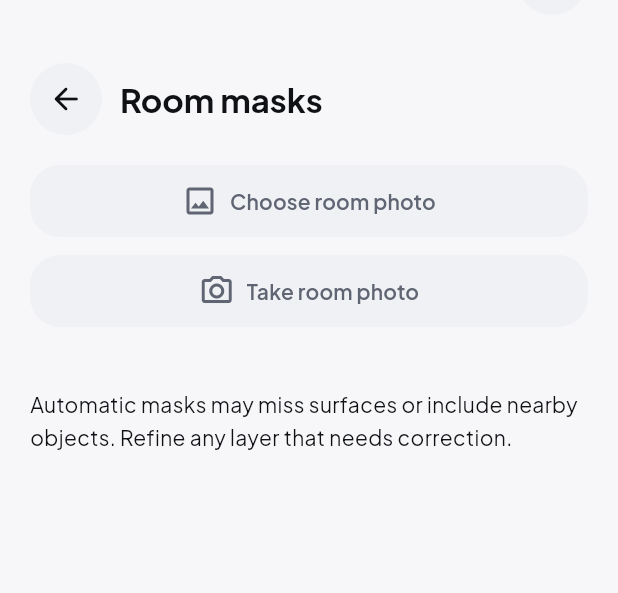
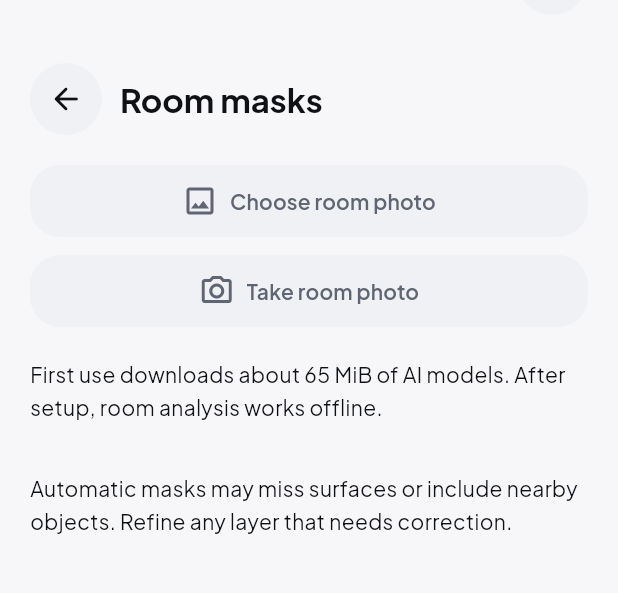
Before and after one commit to rowjoy/color_lab, a Flutter app: the RoomMaskScreen screen opened by its route, on a phone screen of 412 x 824 dp, the part 87-680 px from its top. Run offline on Flutter 3.47's test engine with Material 3 defaults, Android fonts, the light colour scheme and no system bars; our stand-ins replace camera, flutter_riverpod, go_router, hive, image_picker, permission_handler and 1 more; missing offline and left inert: tflite_flutter; accounts and stored records are empty.

Commit message:
feat: load room models from verified files with setup progress

```diff
--- /dev/null
+++ b/lib/features/room_studio/application/room_model_download_providers.dart
@@ -0,0 +1,25 @@
+import 'dart:async';
+
+import 'package:flutter_riverpod/flutter_riverpod.dart';
+
+import '../models/room_model_store.dart';
+
+final roomModelStoreProvider = Provider<RoomModelStore>((ref) {
+  final store = RoomModelStore();
+  ref.onDispose(() => unawaited(store.close()));
+  return store;
+});
+
+final roomModelDownloadProgressProvider =
+    StreamProvider<RoomModelDownloadProgress>((ref) {
+      final store = ref.watch(roomModelStoreProvider);
+      return Stream.multi((controller) {
+        final subscription = store.changes.listen(
+          controller.add,
+          onError: controller.addError,
+          onDone: controller.close,
+        );
+        controller.add(store.progress);
+        controller.onCancel = subscription.cancel;
+      });
+    });
--- a/lib/features/room_studio/presentation/room_mask_screen.dart
+++ b/lib/features/room_studio/presentation/room_mask_screen.dart
@@ -11,6 +11,7 @@ import '../../mixer/presentation/mixer_color_picker.dart';
 import '../../shell/presentation/studio_page.dart';
 import '../application/room_image_export_service.dart';
 import '../application/room_mask_controller.dart';
+import '../application/room_model_download_providers.dart';
 import '../application/room_recolor_provider.dart';
 import '../domain/room_layer.dart';
 import '../domain/room_mask_state.dart';
@@ -19,6 +20,8 @@ import 'room_layer_color_controls.dart';
 import 'room_mask_dialogs.dart';
 import 'room_mask_fullscreen_editor.dart';
 import 'room_mask_viewport.dart';
+import 'room_model_download_status.dart';
+import '../models/room_model_store.dart';
 import 'room_recolor_viewport.dart';
 
 class RoomMaskScreen extends ConsumerStatefulWidget {
@@ -99,6 +102,7 @@ class _RoomMaskScreenState extends ConsumerState<RoomMaskScreen> {
     // Logical cancellation releases the action before physical inference ends.
     // The old future's finally cannot clear a subsequent action's guard.
     setState(() => _importOperation = null);
+    ref.read(roomModelStoreProvider).cancel();
     ref.read(roomMaskProvider.notifier).cancelCandidate();
   }
 
@@ -220,6 +224,9 @@ class _RoomMaskScreenState extends ConsumerState<RoomMaskScreen> {
   @override
   Widget build(BuildContext context) {
     final state = ref.watch(roomMaskProvider);
+    final modelProgress =
+        ref.watch(roomModelDownloadProgressProvider).value ??
+        ref.read(roomModelStoreProvider).progress;
     final controller = ref.read(roomMaskProvider.notifier);
     final acquisition = ref.watch(photoAcquisitionProvider);
     final receipt = acquisition.pendingReceipt;
@@ -296,6 +303,10 @@ class _RoomMaskScreenState extends ConsumerState<RoomMaskScreen> {
                 : null,
           ),
           const SizedBox(height: AppSpacing.xl),
+          const Text(
+            'First use downloads about 65 MiB of AI models. After setup, room analysis works offline.',
+          ),
+          const SizedBox(height: AppSpacing.md),
           if (receipt != null) ...[
             Text(
               receipt.destination == null
@@ -343,6 +354,9 @@ class _RoomMaskScreenState extends ConsumerState<RoomMaskScreen> {
               ),
               const SizedBox(height: AppSpacing.md),
             ],
+            if (analyzing && modelProgress.busy)
+              RoomModelDownloadStatus(progress: modelProgress)
+            else
               Semantics(
                 liveRegion: true,
                 child: Text(
@@ -365,15 +379,21 @@ class _RoomMaskScreenState extends ConsumerState<RoomMaskScreen> {
                 },
               ),
             SecondaryButton(
-              label: analyzing ? 'Cancel analysis' : 'Cancel import',
+              label: analyzing && modelProgress.busy
+                  ? 'Cancel download'
+                  : analyzing
+                  ? 'Cancel analysis'
+                  : 'Cancel import',
               onPressed: _cancelCandidate,
             ),
           ],
           if (state.stage == RoomMaskStage.error) ...[
             Semantics(
               liveRegion: true,
-              child: const Text(
-                'Room analysis could not finish. Try again or choose another photo.',
+              child: Text(
+                modelProgress.stage == RoomModelDownloadStage.failed
+                    ? 'AI models could not be downloaded or verified. Check your connection and free space, then retry. Your photo is safe.'
+                    : 'Room analysis could not finish. Try again or choose another photo.',
               ),
             ),
             const SizedBox(height: AppSpacing.md),
--- /dev/null
+++ b/lib/features/room_studio/presentation/room_model_download_status.dart
@@ -0,0 +1,52 @@
+import 'package:flutter/material.dart';
+
+import '../../../core/theme/theme.dart';
+import '../models/room_model_store.dart';
+
+class RoomModelDownloadStatus extends StatelessWidget {
+  const RoomModelDownloadStatus({required this.progress, super.key});
+
+  final RoomModelDownloadProgress progress;
+
+  @override
+  Widget build(BuildContext context) {
+    if (!progress.busy) return const SizedBox.shrink();
+    final downloading = progress.stage == RoomModelDownloadStage.downloading;
+    final label = switch (progress.stage) {
+      RoomModelDownloadStage.downloading => 'Downloading AI models…',
+      RoomModelDownloadStage.verifying => 'Verifying AI models…',
+      _ => 'Checking saved AI models…',
+    };
+    String mib(int bytes) => (bytes / (1024 * 1024)).toStringAsFixed(1);
+    return Semantics(
+      liveRegion: true,
+      child: Column(
+        key: const ValueKey('room-model-download-status'),
+        crossAxisAlignment: CrossAxisAlignment.stretch,
+        children: [
+          Text(label, style: Theme.of(context).textTheme.titleMedium),
+          const SizedBox(height: AppSpacing.md),
+          LinearProgressIndicator(
+            value: downloading ? progress.fraction : null,
+            semanticsLabel: label,
+          ),
+          const SizedBox(height: AppSpacing.sm),
+          if (downloading)
+            Text(
+              '${mib(progress.receivedBytes)} / ${mib(progress.totalBytes)} MiB · ${(progress.fraction * 100).floor()}%',
+            ),
+          if (progress.modelName != null)
+            Text(
+              progress.modelName == 'room_seg.tflite'
+                  ? 'Room surfaces'
+                  : 'Foreground depth protection',
+            ),
+          const SizedBox(height: AppSpacing.sm),
+          const Text(
+            'Your photo stays on this device. Once models are saved, AI works offline.',
+          ),
+        ],
+      ),
+    );
+  }
+}
```
Also changed, not shown: lib/features/room_studio/segmentation/room_segmentation_service.dart (+24 -18 lines), tool/verify_room_model.dart (+30 -4 lines), 3 other files. Lines whose indentation alone changed are shown as unchanged.
